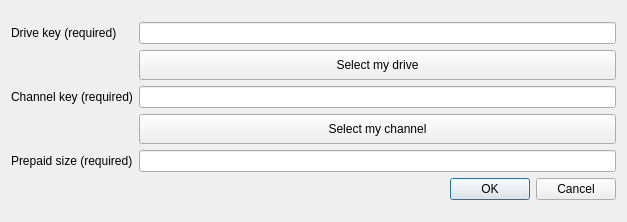
Old version of the form UserApp/DownloadPaymentDialog.ui in the repository proximax-storage/cpp-xpx-storage-user-app.
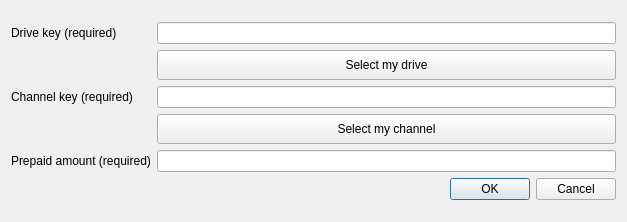
New version of the form.

Commit message: Enabled payment dialogs

What changed in the file:
```diff
--- a/UserApp/DownloadPaymentDialog.ui
+++ b/UserApp/DownloadPaymentDialog.ui
@@ -36,7 +36,7 @@
      <item row="4" column="0">
       <widget class="QLabel" name="label_3">
        <property name="text">
-        <string>Prepaid size (required)</string>
+        <string>Prepaid amount (required)</string>
        </property>
       </widget>
      </item>
```
The commit also changes 5 other files.
